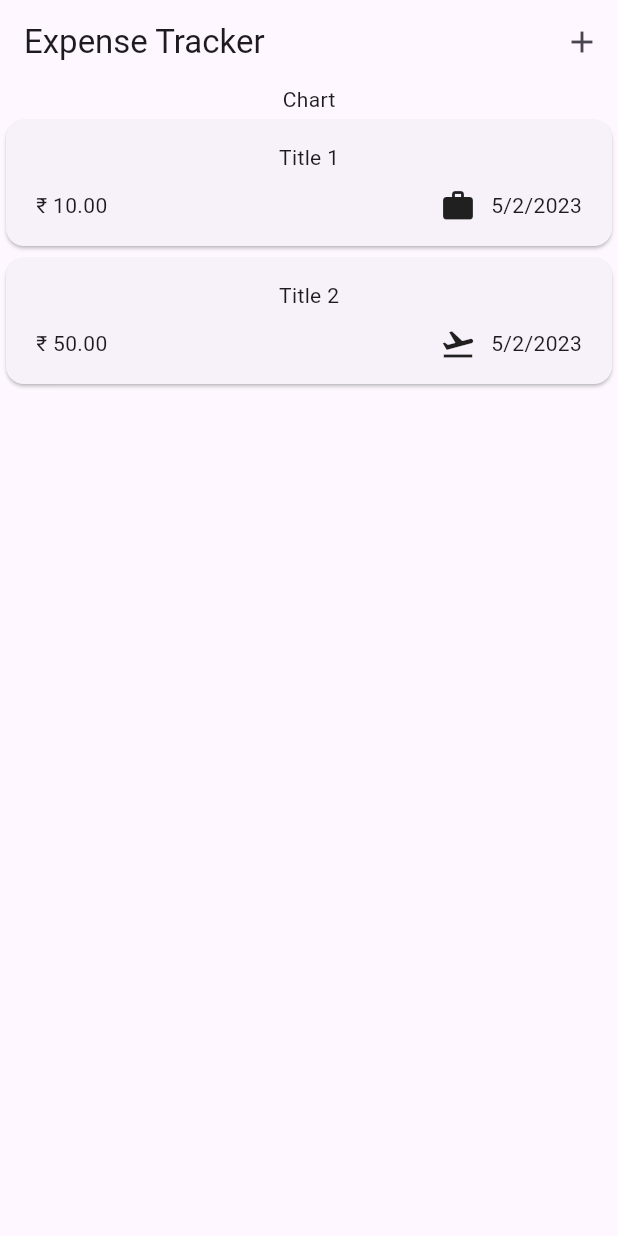
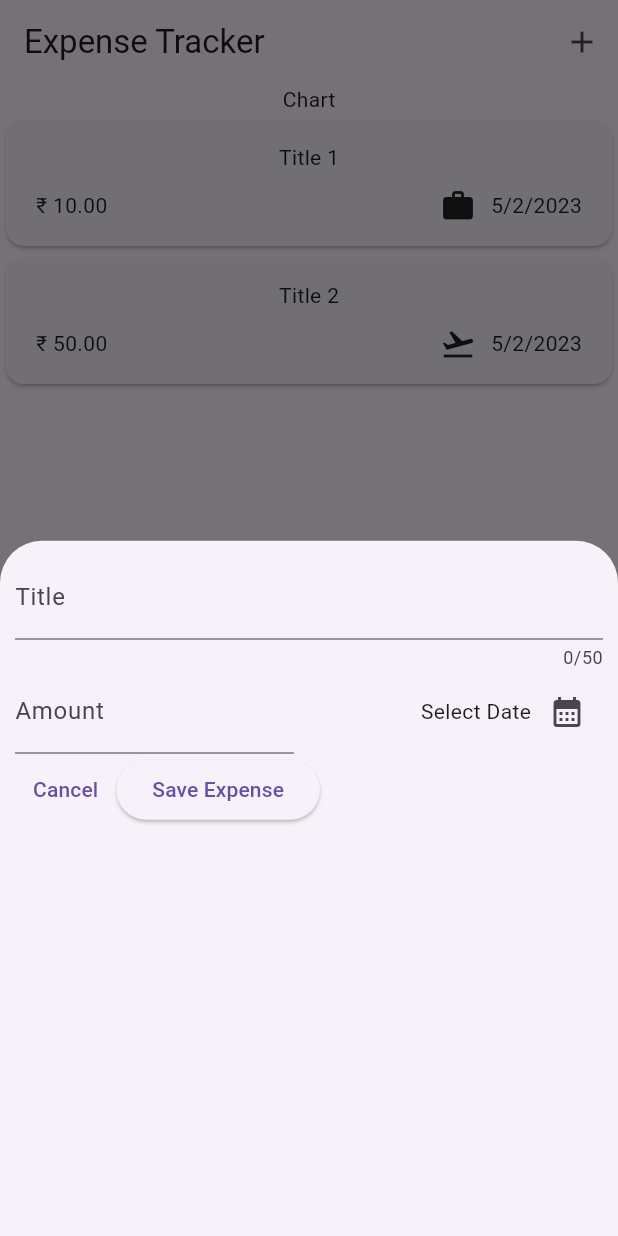
Before and after one commit to Priyanshu-24/expense-tracker-flutter, a Flutter app: the screen it shows after launch, after a tap on the "add" icon, on a phone screen of 412 x 824 dp. Run offline on Flutter 3.47's test engine with Material 2 defaults, Android fonts, the phone set to English and light mode, and no system bars.

Commit message:
initial modal setup to add new expense

```diff
--- a/lib/widgets/expenses.dart
+++ b/lib/widgets/expenses.dart
@@ -1,3 +1,4 @@
+import 'package:expense_tracker/widgets/new_expense.dart';
 import 'package:flutter/material.dart';
 import 'package:expense_tracker/widgets/expenses_list/expenses_list.dart';
 import 'package:expense_tracker/models/expense.dart';
@@ -27,6 +28,14 @@ class _ExpensesState extends State<Expenses> {
     )
   ];
 
+  void _openExpenseOverlay() {
+    showModalBottomSheet(
+        context: context,
+        builder: (ctx) {
+          return const NewExpense();
+        });
+  }
+
   @override
   Widget build(BuildContext context) {
     return Scaffold(
@@ -34,7 +43,7 @@ class _ExpensesState extends State<Expenses> {
         title: const Text('Expense Tracker'),
         actions: [
           IconButton(
-            onPressed: () {},
+            onPressed: _openExpenseOverlay,
             icon: const Icon(Icons.add),
           ),
         ],
--- /dev/null
+++ b/lib/widgets/new_expense.dart
@@ -0,0 +1,92 @@
+import 'package:flutter/material.dart';
+
+class NewExpense extends StatefulWidget {
+  const NewExpense({super.key});
+
+  @override
+  State<NewExpense> createState() {
+    return _NewExpenseState();
+  }
+}
+
+class _NewExpenseState extends State<NewExpense> {
+  final _titleController = TextEditingController();
+  final _amountController = TextEditingController();
+
+  void _presentDatePicker() {
+    final now = DateTime.now();
+    final firstDate = DateTime(now.year - 1, now.month, now.day);
+    showDatePicker(
+        context: context,
+        initialDate: now,
+        firstDate: firstDate,
+        lastDate: now);
+  }
+
+  @override
+  void dispose() {
+    _titleController.dispose();
+    _amountController.dispose();
+    super.dispose();
+  }
+
+  @override
+  Widget build(BuildContext context) {
+    return Padding(
+      padding: const EdgeInsets.all(10),
+      child: Column(children: [
+        TextField(
+          controller: _titleController,
+          maxLength: 50,
+          decoration: const InputDecoration(
+            label: Text('Title'),
+          ),
+        ),
+        Row(
+          children: [
+            Expanded(
+              child: TextField(
+                controller: _amountController,
+                keyboardType: TextInputType.number,
+                decoration: const InputDecoration(
+                  prefixText: '₹ ',
+                  label: Text('Amount'),
+                ),
+              ),
+            ),
+            const SizedBox(width: 20),
+            Expanded(
+              child: Row(
+                mainAxisAlignment: MainAxisAlignment.end,
+                crossAxisAlignment: CrossAxisAlignment.center,
+                children: [
+                  const Text('Select Date'),
+                  IconButton(
+                    onPressed: _presentDatePicker,
+                    icon: const Icon(Icons.calendar_month),
+                  ),
+                ],
+              ),
+            ),
+          ],
+        ),
+        Row(
+          children: [
+            TextButton(
+              onPressed: () {
+                Navigator.pop(context);
+              },
+              child: const Text('Cancel'),
+            ),
+            ElevatedButton(
+              onPressed: () {
+                print(_amountController.text);
+              },
+              child: const Text('Save Expense'),
+            ),
+          ],
+        )
+      ]),
+    );
+  }
+}
```
